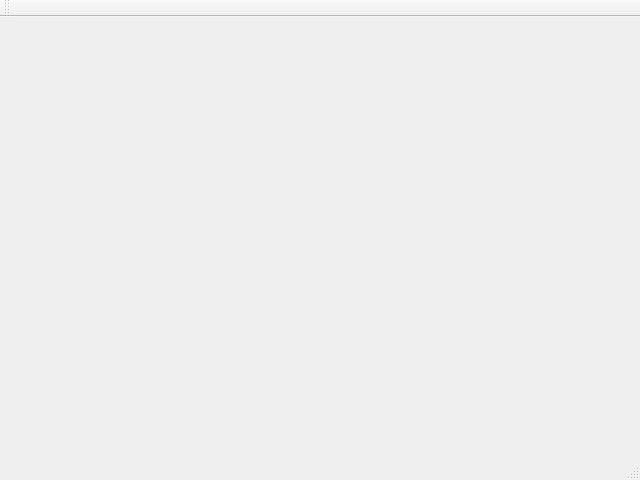
First picture: the form in streamc/mainwindow.ui, repository sscanf/dbus-robot, before the edit.
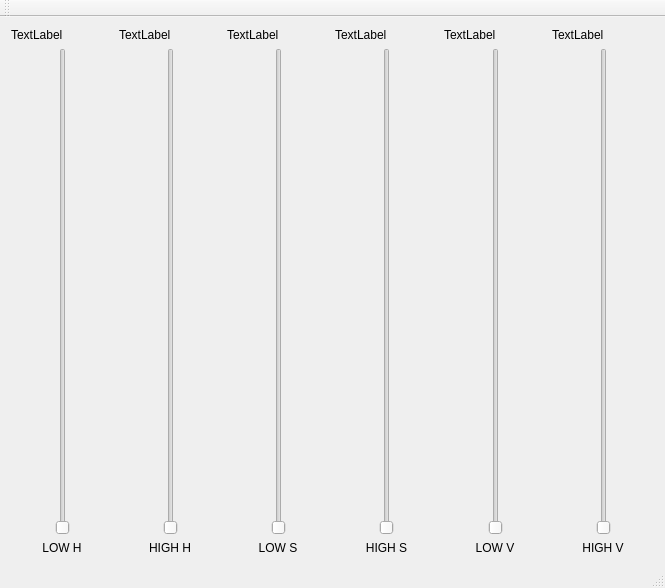
Second picture: the form after the edit.

The edit to the form file:
```diff
--- a/streamc/mainwindow.ui
+++ b/streamc/mainwindow.ui
@@ -6,17 +6,362 @@
    <rect>
     <x>0</x>
     <y>0</y>
-    <width>640</width>
-    <height>480</height>
+    <width>665</width>
+    <height>588</height>
    </rect>
   </property>
   <property name="windowTitle">
    <string>MainWindow</string>
   </property>
   <widget class="QWidget" name="centralWidget">
-   <layout class="QGridLayout" name="gridLayout">
-    <item row="0" column="0">
-     <widget class="QWidget" name="widget" native="true"/>
+   <layout class="QHBoxLayout" name="horizontalLayout_7">
+    <item>
+     <layout class="QVBoxLayout" name="verticalLayout">
+      <item>
+       <widget class="QLabel" name="label">
+        <property name="text">
+         <string>TextLabel</string>
+        </property>
+       </widget>
+      </item>
+      <item>
+       <layout class="QHBoxLayout" name="horizontalLayout">
+        <item>
+         <spacer name="horizontalSpacer_6">
+          <property name="orientation">
+           <enum>Qt::Horizontal</enum>
+          </property>
+          <property name="sizeHint" stdset="0">
+           <size>
+            <width>17</width>
+            <height>20</height>
+           </size>
+          </property>
+         </spacer>
+        </item>
+        <item>
+         <widget class="QSlider" name="lowh">
+          <property name="orientation">
+           <enum>Qt::Vertical</enum>
+          </property>
+         </widget>
+        </item>
+        <item>
+         <spacer name="horizontalSpacer_7">
+          <property name="orientation">
+           <enum>Qt::Horizontal</enum>
+          </property>
+          <property name="sizeHint" stdset="0">
+           <size>
+            <width>17</width>
+            <height>20</height>
+           </size>
+          </property>
+         </spacer>
+        </item>
+       </layout>
+      </item>
+      <item>
+       <widget class="QLabel" name="label1">
+        <property name="text">
+         <string>LOW H</string>
+        </property>
+        <property name="alignment">
+         <set>Qt::AlignCenter</set>
+        </property>
+       </widget>
+      </item>
+     </layout>
+    </item>
+    <item>
+     <layout class="QVBoxLayout" name="verticalLayout_2">
+      <item>
+       <widget class="QLabel" name="label_3">
+        <property name="text">
+         <string>TextLabel</string>
+        </property>
+       </widget>
+      </item>
+      <item>
+       <layout class="QHBoxLayout" name="horizontalLayout_2">
+        <item>
+         <spacer name="horizontalSpacer_8">
+          <property name="orientation">
+           <enum>Qt::Horizontal</enum>
+          </property>
+          <property name="sizeHint" stdset="0">
+           <size>
+            <width>17</width>
+            <height>20</height>
+           </size>
+          </property>
+         </spacer>
+        </item>
+        <item>
+         <widget class="QSlider" name="highh">
+          <property name="orientation">
+           <enum>Qt::Vertical</enum>
+          </property>
+         </widget>
+        </item>
+        <item>
+         <spacer name="horizontalSpacer_9">
+          <property name="orientation">
+           <enum>Qt::Horizontal</enum>
+          </property>
+          <property name="sizeHint" stdset="0">
+           <size>
+            <width>17</width>
+            <height>20</height>
+           </size>
+          </property>
+         </spacer>
+        </item>
+       </layout>
+      </item>
+      <item>
+       <widget class="QLabel" name="label_4">
+        <property name="text">
+         <string>HIGH H</string>
+        </property>
+        <property name="alignment">
+         <set>Qt::AlignCenter</set>
+        </property>
+       </widget>
+      </item>
+     </layout>
+    </item>
+    <item>
+     <layout class="QVBoxLayout" name="verticalLayout_3">
+      <item>
+       <widget class="QLabel" name="label_5">
+        <property name="text">
+         <string>TextLabel</string>
+        </property>
+       </widget>
+      </item>
+      <item>
+       <layout class="QHBoxLayout" name="horizontalLayout_3">
+        <item>
+         <spacer name="horizontalSpacer_10">
+          <property name="orientation">
+           <enum>Qt::Horizontal</enum>
+          </property>
+          <property name="sizeHint" stdset="0">
+           <size>
+            <width>17</width>
+            <height>20</height>
+           </size>
+          </property>
+         </spacer>
+        </item>
+        <item>
+         <widget class="QSlider" name="lows">
+          <property name="orientation">
+           <enum>Qt::Vertical</enum>
+          </property>
+         </widget>
+        </item>
+        <item>
+         <spacer name="horizontalSpacer_11">
+          <property name="orientation">
+           <enum>Qt::Horizontal</enum>
+          </property>
+          <property name="sizeHint" stdset="0">
+           <size>
+            <width>17</width>
+            <height>20</height>
+           </size>
+          </property>
+         </spacer>
+        </item>
+       </layout>
+      </item>
+      <item>
+       <widget class="QLabel" name="lo">
+        <property name="text">
+         <string>LOW S</string>
+        </property>
+        <property name="alignment">
+         <set>Qt::AlignCenter</set>
+        </property>
+       </widget>
+      </item>
+     </layout>
+    </item>
+    <item>
+     <layout class="QVBoxLayout" name="verticalLayout_4">
+      <item>
+       <widget class="QLabel" name="label_7">
+        <property name="text">
+         <string>TextLabel</string>
+        </property>
+       </widget>
+      </item>
+      <item>
+       <layout class="QHBoxLayout" name="horizontalLayout_4">
+        <item>
+         <spacer name="horizontalSpacer_12">
+          <property name="orientation">
+           <enum>Qt::Horizontal</enum>
+          </property>
+          <property name="sizeHint" stdset="0">
+           <size>
+            <width>17</width>
+            <height>20</height>
+           </size>
+          </property>
+         </spacer>
+        </item>
+        <item>
+         <widget class="QSlider" name="highs">
+          <property name="orientation">
+           <enum>Qt::Vertical</enum>
+          </property>
+         </widget>
+        </item>
+        <item>
+         <spacer name="horizontalSpacer_13">
+          <property name="orientation">
+           <enum>Qt::Horizontal</enum>
+          </property>
+          <property name="sizeHint" stdset="0">
+           <size>
+            <width>17</width>
+            <height>20</height>
+           </size>
+          </property>
+         </spacer>
+        </item>
+       </layout>
+      </item>
+      <item>
+       <widget class="QLabel" name="label_8">
+        <property name="text">
+         <string>HIGH S</string>
+        </property>
+        <property name="alignment">
+         <set>Qt::AlignCenter</set>
+        </property>
+       </widget>
+      </item>
+     </layout>
+    </item>
+    <item>
+     <layout class="QVBoxLayout" name="verticalLayout_5">
+      <item>
+       <widget class="QLabel" name="label_9">
+        <property name="text">
+         <string>TextLabel</string>
+        </property>
+       </widget>
+      </item>
+      <item>
+       <layout class="QHBoxLayout" name="horizontalLayout_5">
+        <item>
+         <spacer name="horizontalSpacer_14">
+          <property name="orientation">
+           <enum>Qt::Horizontal</enum>
+          </property>
+          <property name="sizeHint" stdset="0">
+           <size>
+            <width>17</width>
+            <height>20</height>
+           </size>
+          </property>
+         </spacer>
+        </item>
+        <item>
+         <widget class="QSlider" name="lowv">
+          <property name="orientation">
+           <enum>Qt::Vertical</enum>
+          </property>
+         </widget>
+        </item>
+        <item>
+         <spacer name="horizontalSpacer_15">
+          <property name="orientation">
+           <enum>Qt::Horizontal</enum>
+          </property>
+          <property name="sizeHint" stdset="0">
+           <size>
+            <width>17</width>
+            <height>20</height>
+           </size>
+          </property>
+         </spacer>
+        </item>
+       </layout>
+      </item>
+      <item>
+       <widget class="QLabel" name="label_10">
+        <property name="text">
+         <string>LOW V</string>
+        </property>
+        <property name="alignment">
+         <set>Qt::AlignCenter</set>
+        </property>
+       </widget>
+      </item>
+     </layout>
+    </item>
+    <item>
+     <layout class="QVBoxLayout" name="verticalLayout_6">
+      <item>
+       <widget class="QLabel" name="label_11">
+        <property name="text">
+         <string>TextLabel</string>
+        </property>
+       </widget>
+      </item>
+      <item>
+       <layout class="QHBoxLayout" name="horizontalLayout_6">
+        <item>
+         <spacer name="horizontalSpacer_16">
+          <property name="orientation">
+           <enum>Qt::Horizontal</enum>
+          </property>
+          <property name="sizeHint" stdset="0">
+           <size>
+            <width>17</width>
+            <height>20</height>
+           </size>
+          </property>
+         </spacer>
+        </item>
+        <item>
+         <widget class="QSlider" name="highv">
+          <property name="orientation">
+           <enum>Qt::Vertical</enum>
+          </property>
+         </widget>
+        </item>
+        <item>
+         <spacer name="horizontalSpacer_17">
+          <property name="orientation">
+           <enum>Qt::Horizontal</enum>
+          </property>
+          <property name="sizeHint" stdset="0">
+           <size>
+            <width>17</width>
+            <height>20</height>
+           </size>
+          </property>
+         </spacer>
+        </item>
+       </layout>
+      </item>
+      <item>
+       <widget class="QLabel" name="label_12">
+        <property name="text">
+         <string>HIGH V</string>
+        </property>
+        <property name="alignment">
+         <set>Qt::AlignCenter</set>
+        </property>
+       </widget>
+      </item>
+     </layout>
     </item>
    </layout>
   </widget>
```
Left out of the diff: 205 changed lines with no effect on the pictures.
